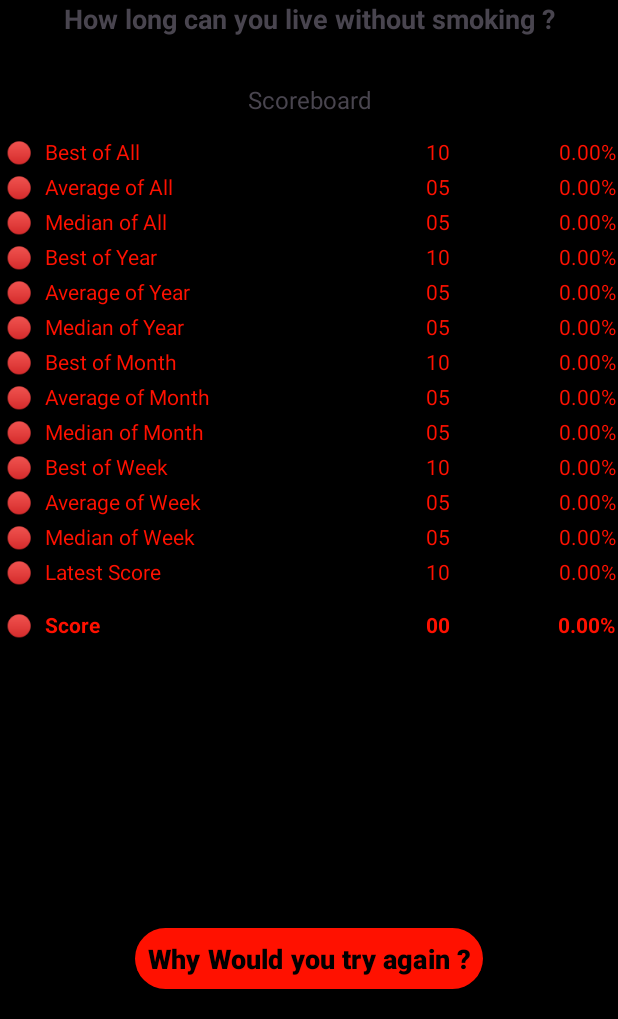
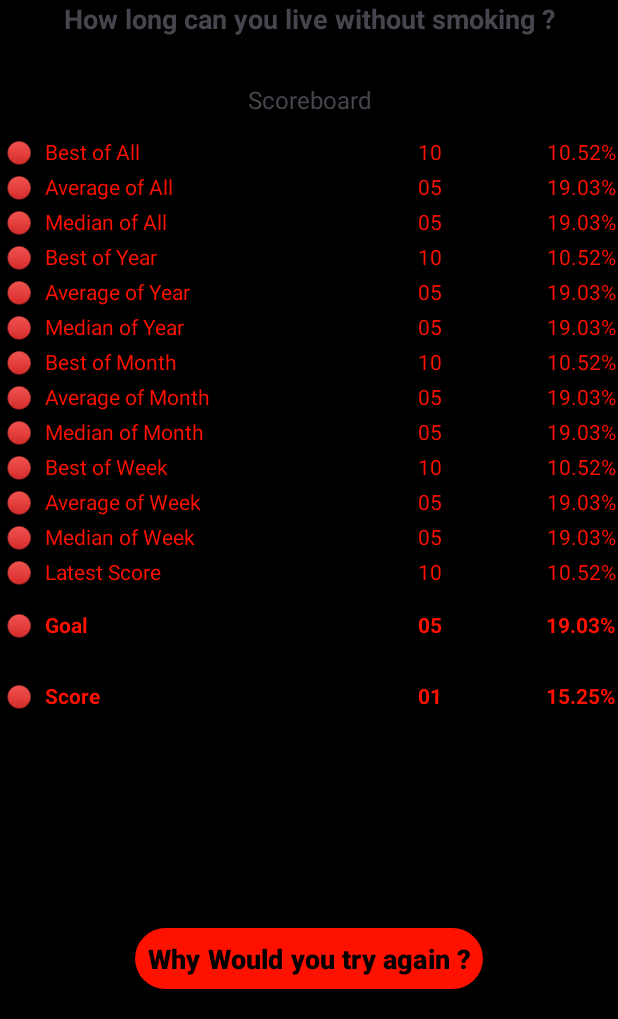
Before and after one commit to ResetPath/ResetPath, an Android app: the screen it shows after launch (MainActivity), after a tap on "Why Would you try again ?", on a phone screen of 412 x 824 dp, the part 217-1236 px from its top. Run offline under Robolectric (Android 15) with nearby library versions, the phone set to English and light mode, and no system bars.

Commit message:
Add Goal

```diff
--- a/app/src/main/java/com/smokless/smokeless/MainActivity.java
+++ b/app/src/main/java/com/smokless/smokeless/MainActivity.java
@@ -22,10 +22,13 @@
 import java.time.Instant;
 import java.time.ZoneOffset;
 import java.time.ZonedDateTime;
+import java.util.ArrayList;
 import java.util.Arrays;
+import java.util.List;
 import java.util.Timer;
 import java.util.TimerTask;
 import java.util.concurrent.TimeUnit;
+import java.util.stream.Collectors;
 
 public class MainActivity extends AppCompatActivity {
 
@@ -52,6 +55,7 @@
     TextView textViewStatusMedianScoreWeek;
     TextView textViewStatusLatestScore;
 
+    TextView textViewStatusCurrentGoal;
     TextView textViewStatusCurrentScore;
 
 
@@ -85,7 +89,9 @@
 
     TextView textViewValueLatestScore;
 
+    TextView textViewValueCurrentGoal;
     TextView textViewValueCurrentScore;
+
 
     TextView textViewPercentBestScoreAll;
     TextView textViewPercentAverageScoreAll;
@@ -103,6 +109,9 @@
     TextView textViewPercentLatestScore;
 
     TextView textViewPercentCurrentScore;
+    TextView textViewPercentCurrentGoal;
+
+    TextView textViewLabelCurrentGoal;
     TextView textViewLabelCurrentScore;
 
 
@@ -119,7 +128,9 @@
     double percentAverageScoreWeek;
     double percentMedianScoreWeek;
     double percentLatestScore;
+    double percentCurrentGoal;
     double percentCurrentScore;
+
     double latestScore;
 
 
@@ -158,6 +169,7 @@
         textViewStatusAverageScoreWeek = findViewById(R.id.statusAverageScoreWeek);
         textViewStatusMedianScoreWeek = findViewById(R.id.statusMedianScoreWeek);
         textViewStatusLatestScore = findViewById(R.id.statusLatestScore);
+        textViewStatusCurrentGoal = findViewById(R.id.statusCurrentGoal);
         textViewStatusCurrentScore = findViewById(R.id.statusCurrentScore);
 
         textViewLabelBestScoreAll = findViewById(R.id.labelBestScoreAll);
@@ -173,6 +185,7 @@
         textViewLabelAverageScoreWeek = findViewById(R.id.labelAverageScoreWeek);
         textViewLabelMedianScoreWeek = findViewById(R.id.labelMedianScoreWeek);
         textViewLabelLatestScore = findViewById(R.id.labelLatestScore);
+        textViewLabelCurrentGoal = findViewById(R.id.labelCurrentGoal);
         textViewLabelCurrentScore = findViewById(R.id.labelCurrentScore);
 
         textViewValueBestScoreAll = findViewById(R.id.valueBestScoreAll);
@@ -188,6 +201,7 @@
         textViewValueAverageScoreWeek = findViewById(R.id.valueAverageScoreWeek);
         textViewValueMedianScoreWeek = findViewById(R.id.valueMedianScoreWeek);
         textViewValueLatestScore = findViewById(R.id.valueLatestScore);
+        textViewValueCurrentGoal = findViewById(R.id.valueCurrentGoal);
         textViewValueCurrentScore = findViewById(R.id.valueCurrentScore);
 
         textViewPercentBestScoreAll = findViewById(R.id.percentBestScoreAll);
@@ -203,6 +217,7 @@
         textViewPercentAverageScoreWeek = findViewById(R.id.percentAverageScoreWeek);
         textViewPercentMedianScoreWeek = findViewById(R.id.percentMedianScoreWeek);
         textViewPercentLatestScore = findViewById(R.id.percentLatestScore);
+        textViewPercentCurrentGoal = findViewById(R.id.percentCurrentGoal);
         textViewPercentCurrentScore = findViewById(R.id.percentCurrentScore);
         button = findViewById(R.id.buttonImSmoking);
     }
@@ -381,6 +396,89 @@
         return pi.firstInstallTime;
     }
 
+    private double getStandardDeviation(String scope) {
+        SQLiteDatabase db = dbHelper.getReadableDatabase();
+        String query;
+
+        long installationTimestamp = getInstallationTimestamp();
+        long currentTime = System.currentTimeMillis();
+        Cursor cursor = null;
+
+        try {
+            switch (scope) {
+                // ... (switch cases for year, month, week)
+
+                default:
+                    currentTime = 0;
+                    // Handle invalid scope values here, if necessary
+                    break;
+            }
+
+            // Modify the query based on the selected scope and time range
+            query = "SELECT * FROM " + DatabaseHelper.TABLE_NAME + " WHERE " +
+                    DatabaseHelper.COLUMN_TIMESTAMP + " >= " + currentTime +
+                    " ORDER BY " + DatabaseHelper.COLUMN_TIMESTAMP;
+
+            cursor = db.rawQuery(query, null);
+
+            if (cursor.moveToFirst()) {
+                long previousTimestamp = cursor.getLong(0);
+                int numberOfTimeDifferences = 0;
+                List<Long> timeDifferences = new ArrayList<>();
+
+                while (cursor.moveToNext()) {
+                    long currentTimestamp = cursor.getLong(0);
+                    long timeDifference = currentTimestamp - previousTimestamp;
+                    timeDifferences.add(timeDifference);
+                    numberOfTimeDifferences++;
+                    previousTimestamp = currentTimestamp;
+                }
+
+                if (numberOfTimeDifferences > 0) {
+                    // Remove anomalies (e.g., values beyond a certain threshold)
+                    double mean = calculateMean(timeDifferences);
+                    double stdDev = calculateStandardDeviation(timeDifferences, mean);
+
+                    // Define a threshold, for example, anomalies beyond 3 standard deviations
+                    double threshold = 3 * stdDev;
+
+                    // Remove anomalies by filtering based on the threshold
+                    List<Long> filteredTimeDifferences = timeDifferences.stream()
+                            .filter(diff -> Math.abs(diff - mean) <= threshold)
+                            .collect(Collectors.toList());
+
+                    // Recalculate standard deviation using filtered data
+                    double newMean = calculateMean(filteredTimeDifferences);
+                    double newStdDev = calculateStandardDeviation(filteredTimeDifferences, newMean);
+
+                    return newStdDev;
+                } else {
+                    return 0; // or handle as per your requirement
+                }
+            } else {
+                return 0;
+            }
+        } finally {
+            if (cursor != null) {
+                cursor.close();
+            }
+        }
+    }
+
+    // Helper functions for calculating mean and standard deviation
+    private double calculateMean(List<Long> data) {
+        return data.stream().mapToLong(Long::valueOf).average().orElse(0);
+    }
+
+    private double calculateStandardDeviation(List<Long> data, double mean) {
+        double variance = data.stream()
+                .mapToDouble(diff -> Math.pow(diff - mean, 2))
+                .average()
+                .orElse(0);
+        return Math.sqrt(variance);
+    }
+
+
     private long calculateTimeSinceLastSmoke(long lastTimestamp) {
         if (lastTimestamp == 0) {
             return 0;
@@ -424,7 +522,7 @@
 
                 // updateCurrentScore()
                 double currentScore = calculateTimeSinceLastSmoke(lastTimestamp);
-                percentCurrentScore = (
+                percentCurrentScore = (((
                                 percentBestScoreAll +
                                 percentAverageScoreAll +
                                 percentMedianScoreAll +
@@ -436,9 +534,8 @@
                                         percentMedianScoreMonth +
                                         percentBestScoreWeek +
                                         percentAverageScoreWeek +
-                                        percentMedianScoreWeek +
-                                        percentLatestScore
-                ) / 13;
+                                        percentMedianScoreWeek
+                ) / 12) + percentLatestScore + percentCurrentGoal)/3;
                 formatRow(currentScore, textViewStatusCurrentScore, textViewLabelCurrentScore, textViewValueCurrentScore, textViewPercentCurrentScore, currentScore, percentCurrentScore);
                 formatRow(currentScore, textViewStatusLatestScore, textViewLabelLatestScore, textViewValueLatestScore, textViewPercentLatestScore, latestScore, percentLatestScore);
                 double percent = percentCurrentScore;
@@ -474,6 +571,8 @@
         double bestScoreYear = getBestTime("year");
         double bestScoreMonth = getBestTime("month");
         double bestScoreWeek = getBestTime("week");
+        double standardDeviation = getStandardDeviation("all");
+        double currentGoal = averageScoreAll + standardDeviation*3;
 
         percentBestScoreAll = (currentScore / bestScoreAll) * 100;
         percentAverageScoreAll = (currentScore / averageScoreAll) * 100;
@@ -488,6 +587,7 @@
         percentAverageScoreWeek = (currentScore / averageScoreWeek) * 100;
         percentMedianScoreWeek = (currentScore / medianScoreWeek) * 100;
         percentLatestScore = (currentScore / latestScore) * 100;
+        percentCurrentGoal = (currentScore / currentGoal) * 100;
 
         SharedPreferences sharedPreferences;
         sharedPreferences = getSharedPreferences(PREF_NAME, Context.MODE_PRIVATE);
@@ -549,6 +649,8 @@
         formatRow(currentScore, textViewStatusBestScoreWeek, textViewLabelBestScoreWeek, textViewValueBestScoreWeek, textViewPercentBestScoreWeek, bestScoreWeek, percentBestScoreWeek);
         formatRow(currentScore, textViewStatusAverageScoreWeek, textViewLabelAverageScoreWeek, textViewValueAverageScoreWeek, textViewPercentAverageScoreWeek, averageScoreWeek, percentAverageScoreWeek);
         formatRow(currentScore, textViewStatusMedianScoreWeek, textViewLabelMedianScoreWeek, textViewValueMedianScoreWeek, textViewPercentMedianScoreWeek, medianScoreWeek, percentMedianScoreWeek);
+
+        formatRow(currentScore, textViewStatusCurrentGoal, textViewLabelCurrentGoal, textViewValueCurrentGoal, textViewPercentCurrentGoal, currentGoal, percentCurrentGoal);
 
     }
 
--- a/app/src/main/res/layout/activity_main.xml
+++ b/app/src/main/res/layout/activity_main.xml
@@ -505,6 +505,44 @@
                     />
             </TableRow>
             <TableRow
+            android:paddingVertical="2dp"
+            android:layout_marginVertical="12dp">
+            <TextView
+                android:id="@+id/statusCurrentGoal"
+                android:layout_width="wrap_content"
+                android:layout_height="wrap_content"
+                android:paddingHorizontal="4dp"
+                android:text="⏳"
+                />
+
+            <TextView
+                android:id="@+id/labelCurrentGoal"
+                android:layout_width="wrap_content"
+                android:layout_height="wrap_content"
+                android:text="Goal"
+                android:paddingLeft="4dp"
+                android:textStyle="bold"
+                />
+
+            <TextView
+                android:id="@+id/valueCurrentGoal"
+                android:layout_width="wrap_content"
+                android:layout_height="wrap_content"
+                android:gravity="right"
+                android:textStyle="bold"
+                android:text="∞"
+                />
+
+            <TextView
+                android:id="@+id/percentCurrentGoal"
+                android:layout_width="wrap_content"
+                android:layout_height="wrap_content"
+                android:gravity="right"
+                android:textStyle="bold"
+                android:text="0%"
+                />
+        </TableRow>
+            <TableRow
                 android:paddingVertical="2dp"
                 android:layout_marginVertical="12dp">
                 <TextView
```
